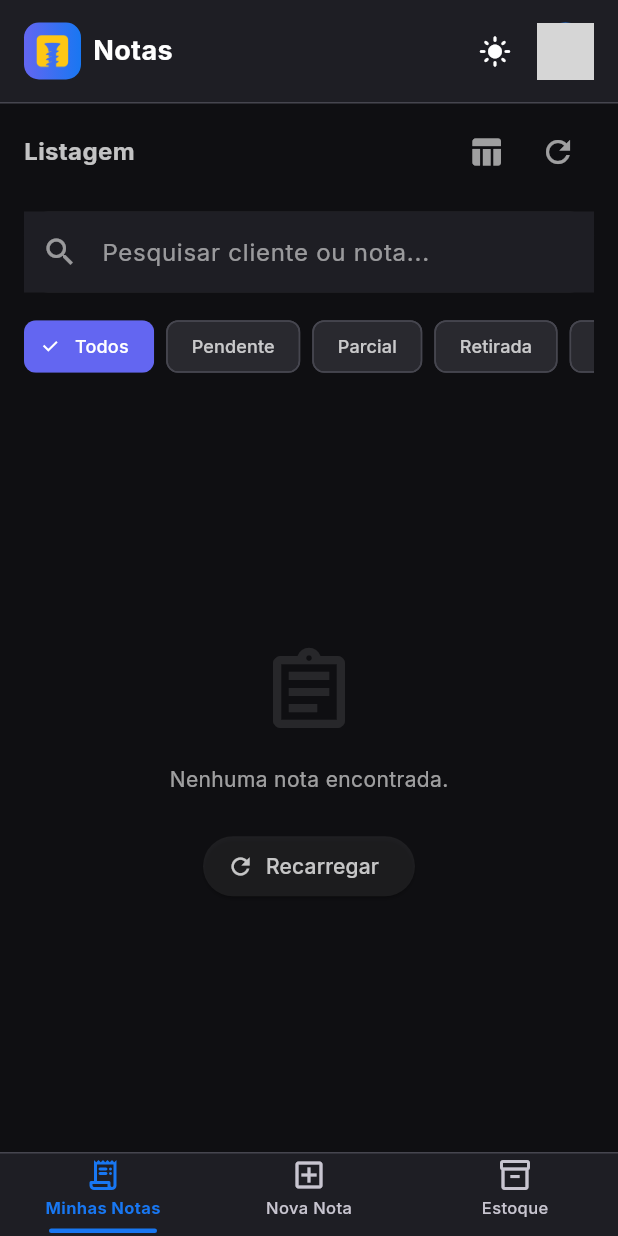
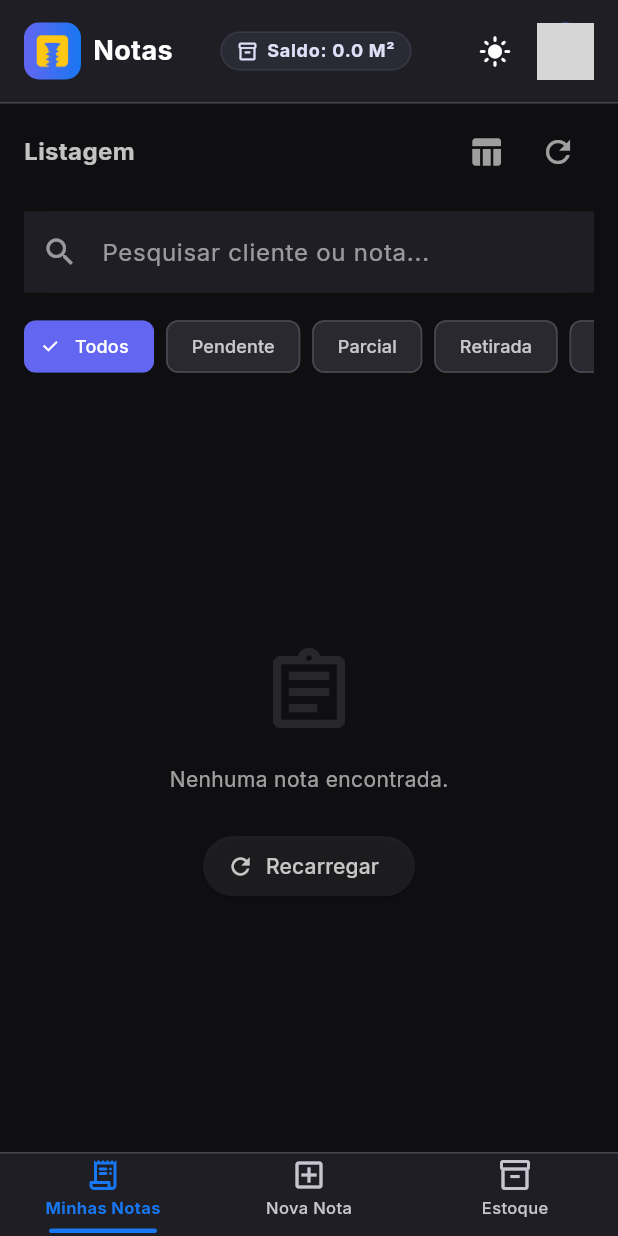
Before and after one commit to loboczss/notas-zincao-flutter, a Flutter app: the screen it shows once a user with an empty profile is signed in, after a tap on the "grid view" icon, on a phone screen of 412 x 824 dp. Run offline on Flutter 3.47's test engine with Material 3 defaults, Android fonts, the phone set to English and light mode, and no system bars; our stand-ins replace flutter_dotenv, google_fonts, image_picker, package_info_plus, shared_preferences, supabase_flutter; missing offline and left inert: gal, in_app_update; accounts and stored records are empty; network calls fail; grey boxes are pictures that could not be loaded.

Commit message:
feat: adiciona cabecalho de estoque com header viewmodel e widget dedicado
- Adiciona product_stock_header_viewmodel.dart e product_header_stock.dart
- Atualiza produtos_estoque_screen e viewmodel com novas funcionalidades
- Atualiza main_shell, app_header e produto_card
- Corrige AndroidManifest.xml
- Adiciona script SQL fix_rls_estoque_admin_only

```diff
--- a/lib/screens/main_shell.dart
+++ b/lib/screens/main_shell.dart
@@ -49,7 +49,7 @@ class _MainShellState extends State<MainShell> {
         children: [
           NotasRetiradaScreen(authViewModel: widget.authViewModel),
           NotaRegisterScreen(authViewModel: widget.authViewModel),
-          const ProdutosEstoqueScreen(),
+          ProdutosEstoqueScreen(authViewModel: widget.authViewModel),
         ],
       ),
       bottomNavigationBar: SafeArea(
--- a/lib/screens/produtos_estoque/produtos_estoque_screen.dart
+++ b/lib/screens/produtos_estoque/produtos_estoque_screen.dart
@@ -8,9 +8,15 @@ import 'package:notas_zincao_flutter/widgets/produtos_estoque/produto_card.dart'
 import 'package:notas_zincao_flutter/widgets/produtos_estoque/produto_dialog.dart';
 import 'package:notas_zincao_flutter/widgets/produtos_estoque/produto_search_bar.dart';
 import 'package:notas_zincao_flutter/widgets/shared/app_error_feedback.dart';
+import 'package:notas_zincao_flutter/viewmodels/auth_viewmodel.dart';
 
 class ProdutosEstoqueScreen extends StatefulWidget {
-  const ProdutosEstoqueScreen({super.key});
+  final AuthViewModel authViewModel;
+
+  const ProdutosEstoqueScreen({
+    super.key,
+    required this.authViewModel,
+  });
 
   @override
   State<ProdutosEstoqueScreen> createState() => _ProdutosEstoqueScreenState();
@@ -73,6 +79,17 @@ class _ProdutosEstoqueScreenState extends State<ProdutosEstoqueScreen> {
   }
 
   Future<void> _abrirDialog({int? index}) async {
+    final isAdmin = widget.authViewModel.profile?.role?.toLowerCase() == 'admin';
+    if (!isAdmin) {
+      if (!mounted) return;
+      ScaffoldMessenger.of(context).showSnackBar(
+        const SnackBar(
+          content: Text('Apenas administradores podem editar produtos.'),
+        ),
+      );
+      return;
+    }
+
     final produto =
       index != null ? _viewModel.produtos[index] : null;
 
@@ -106,6 +123,7 @@ class _ProdutosEstoqueScreenState extends State<ProdutosEstoqueScreen> {
     final produtos = _viewModel.produtos;
     final isLoading = _viewModel.isLoading;
     final cs = Theme.of(context).colorScheme;
+    final isAdmin = widget.authViewModel.profile?.role?.toLowerCase() == 'admin';
 
     return Scaffold(
       backgroundColor: Theme.of(context).scaffoldBackgroundColor,
@@ -162,6 +180,7 @@ class _ProdutosEstoqueScreenState extends State<ProdutosEstoqueScreen> {
                               return ProdutoCard(
                                 produto: produtos[index],
                                 onEdit: () => _abrirDialog(index: index),
+                                canEdit: isAdmin,
                               );
                             },
                           ),
@@ -169,7 +188,8 @@ class _ProdutosEstoqueScreenState extends State<ProdutosEstoqueScreen> {
           ),
         ],
       ),
-      floatingActionButton: FloatingActionButton.extended(
+      floatingActionButton: isAdmin
+          ? FloatingActionButton.extended(
               backgroundColor: AppColors.primary,
               onPressed: () => _abrirDialog(),
               icon: const Icon(Icons.add, color: Colors.white),
@@ -178,7 +198,8 @@ class _ProdutosEstoqueScreenState extends State<ProdutosEstoqueScreen> {
                 style: GoogleFonts.inter(
                     color: Colors.white, fontWeight: FontWeight.w700),
               ),
-      ),
+            )
+          : null,
     );
   }
 
--- /dev/null
+++ b/lib/viewmodels/product_stock_header_viewmodel.dart
@@ -0,0 +1,42 @@
+import 'package:flutter/foundation.dart';
+import 'package:notas_zincao_flutter/models/produto_estoque.dart';
+import 'package:notas_zincao_flutter/services/estoque_produto_service.dart';
+
+/// ViewModel para o saldo do produto no header (Produto ID 10 por padrão).
+class ProductStockHeaderViewModel extends ChangeNotifier {
+  // Singleton pattern for easy access since it's used in the global header
+  static final ProductStockHeaderViewModel instance = ProductStockHeaderViewModel._internal();
+  ProductStockHeaderViewModel._internal();
+
+  final EstoqueProdutoService _service = EstoqueProdutoService();
+
+  static const int productId = 10;
+
+  ProdutoEstoque? _product;
+  bool _isLoading = false;
+  String? _error;
+
+  ProdutoEstoque? get product => _product;
+  bool get isLoading => _isLoading;
+  String? get error => _error;
+
+  double get stockAmount => _product?.quantidadeEstoque ?? 0;
+
+  Future<void> refreshStock() async {
+    _isLoading = true;
+    _error = null;
+    notifyListeners();
+
+    try {
+      final updatedProduct = await _service.fetchById(productId);
+      if (updatedProduct != null) {
+        _product = updatedProduct;
+      }
+    } catch (e) {
+      _error = e.toString();
+    } finally {
+      _isLoading = false;
+      notifyListeners();
+    }
+  }
+}
--- a/lib/viewmodels/retirada_form_viewmodel.dart
+++ b/lib/viewmodels/retirada_form_viewmodel.dart
@@ -4,6 +4,7 @@ import 'package:image_picker/image_picker.dart';
 import 'package:notas_zincao_flutter/models/nota_retirada.dart';
 import 'package:notas_zincao_flutter/services/estoque_produto_service.dart';
 import 'package:notas_zincao_flutter/services/retirada_form_service.dart';
+import 'package:notas_zincao_flutter/viewmodels/product_stock_header_viewmodel.dart';
 
 enum RetiradaStatus { idle, capturing, saving, success, error }
 
@@ -261,6 +262,10 @@ class RetiradaViewModel extends ChangeNotifier {
       );
 
       notaSelecionada = notaAtualizada;
+
+      // Atualiza o saldo do produto no header
+      ProductStockHeaderViewModel.instance.refreshStock();
+
       status = RetiradaStatus.success;
 
     } catch (e) {
--- a/lib/widgets/app_header.dart
+++ b/lib/widgets/app_header.dart
@@ -3,6 +3,7 @@ import 'package:notas_zincao_flutter/theme/theme_controller.dart';
 import 'package:notas_zincao_flutter/viewmodels/auth_viewmodel.dart';
 import 'package:notas_zincao_flutter/widgets/header/header_logo.dart';
 import 'package:notas_zincao_flutter/widgets/header/header_user_info.dart';
+import 'package:notas_zincao_flutter/widgets/product_header_stock.dart';
 
 /// Header principal que agora é composto por sub-componentes.
 /// Implementa layout responsivo para evitar overflow em telas pequenas ou com longos inputs.
@@ -41,6 +42,7 @@ class AppHeader extends StatelessWidget implements PreferredSizeWidget {
             mainAxisAlignment: MainAxisAlignment.spaceBetween,
             children: [
               const Flexible(child: HeaderLogo()),
+              const ProductHeaderStock(),
               Row(
                 mainAxisSize: MainAxisSize.min,
                 children: [
--- /dev/null
+++ b/lib/widgets/product_header_stock.dart
@@ -0,0 +1,82 @@
+import 'package:flutter/material.dart';
+import 'package:notas_zincao_flutter/viewmodels/product_stock_header_viewmodel.dart';
+
+/// Widget minimalista para exibir o saldo do produto ID 10 no header.
+class ProductHeaderStock extends StatefulWidget {
+  const ProductHeaderStock({super.key});
+
+  @override
+  State<ProductHeaderStock> createState() => _ProductHeaderStockState();
+}
+
+class _ProductHeaderStockState extends State<ProductHeaderStock> {
+  final _viewModel = ProductStockHeaderViewModel.instance;
+
+  @override
+  void initState() {
+    super.initState();
+    // Carrega o estoque inicial
+    WidgetsBinding.instance.addPostFrameCallback((_) {
+      if (_viewModel.product == null) {
+        _viewModel.refreshStock();
+      }
+    });
+  }
+
+  @override
+  Widget build(BuildContext context) {
+    final colorScheme = Theme.of(context).colorScheme;
+
+    return ListenableBuilder(
+      listenable: _viewModel,
+      builder: (context, _) {
+        if (_viewModel.isLoading && _viewModel.product == null) {
+          return const SizedBox(
+            width: 20,
+            height: 20,
+            child: CircularProgressIndicator(strokeWidth: 2),
+          );
+        }
+
+        if (_viewModel.error != null && _viewModel.product == null) {
+          return const SizedBox.shrink();
+        }
+
+        final amount = _viewModel.stockAmount;
+        final product = _viewModel.product;
+        final unit = product?.embalagemSaida ?? 'M²';
+
+        return Container(
+          padding: const EdgeInsets.symmetric(horizontal: 10, vertical: 4),
+          decoration: BoxDecoration(
+            color: colorScheme.secondaryContainer.withOpacity(0.3),
+            borderRadius: BorderRadius.circular(20),
+            border: Border.all(
+              color: colorScheme.secondaryContainer.withOpacity(0.5),
+              width: 1,
+            ),
+          ),
+          child: Row(
+            mainAxisSize: MainAxisSize.min,
+            children: [
+              Icon(
+                Icons.inventory_2_outlined,
+                size: 14,
+                color: colorScheme.onSecondaryContainer,
+              ),
+              const SizedBox(width: 6),
+              Text(
+                'Saldo: $amount $unit',
+                style: Theme.of(context).textTheme.bodySmall?.copyWith(
+                  fontWeight: FontWeight.bold,
+                  color: colorScheme.onSecondaryContainer,
+                  letterSpacing: 0.5,
+                ),
+              ),
+            ],
+          ),
+        );
+      },
+    );
+  }
+}
```
Also changed, not shown: lib/viewmodels/produtos_estoque_viewmodel.dart (+7 -0 lines), lib/widgets/produtos_estoque/produto_card.dart (+5 -2 lines), 2 other files. Lines whose indentation alone changed are shown as unchanged.
